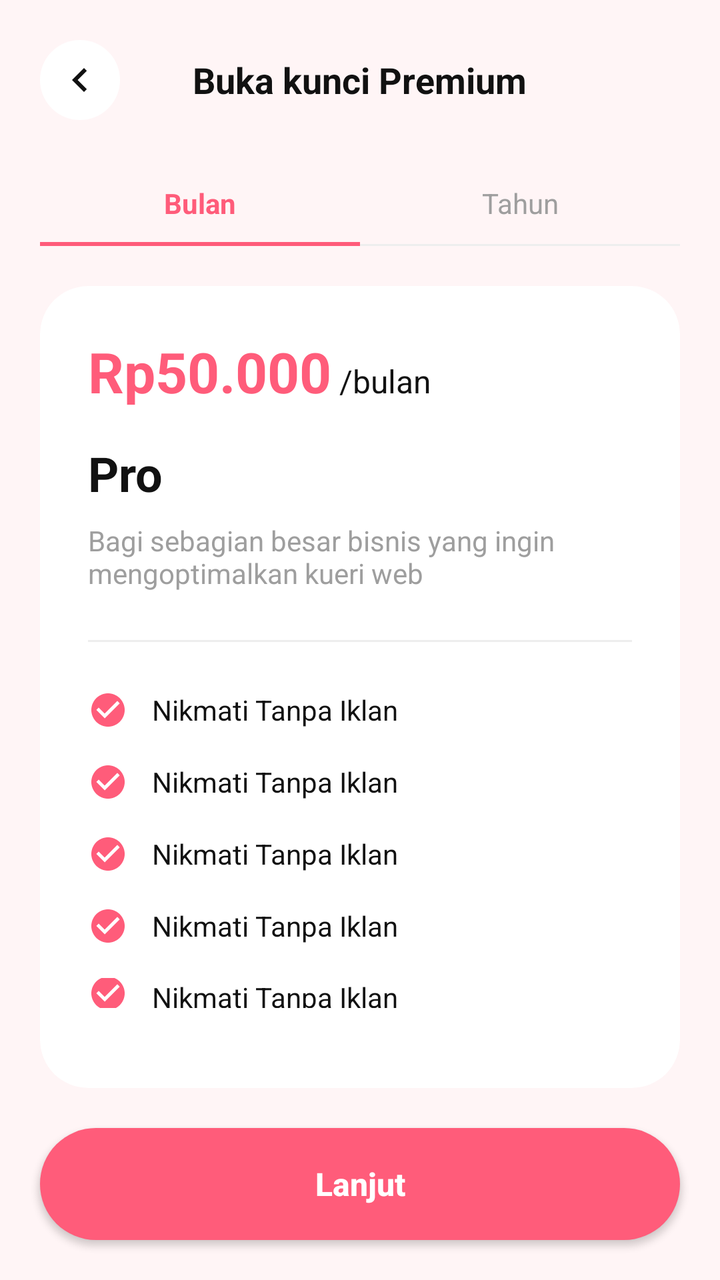
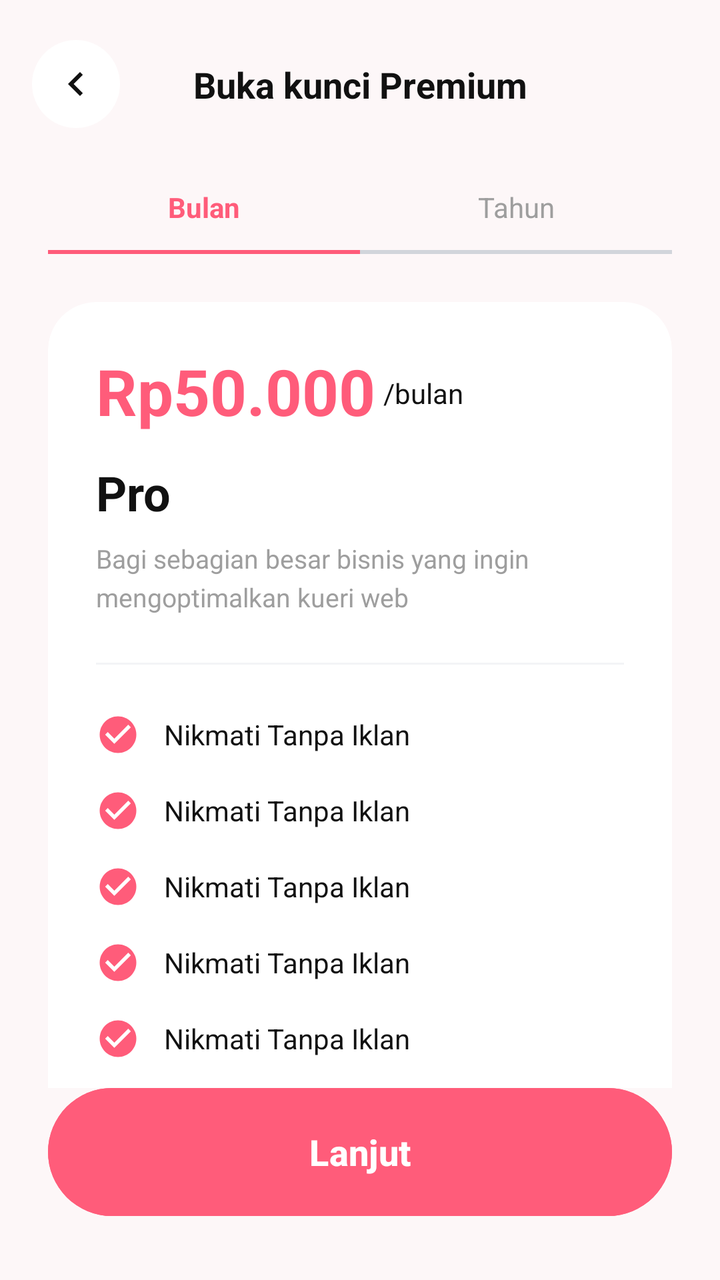

The first picture is an Android layout as it rendered before a commit; the second is the same layout after the commit. The layout source and the unified diff follow.
<!-- AndroidManifest.xml: application theme Theme.TrackerSiklusMenstruasi -->
<!-- res/layout/activity_unlock_premium.xml -->
<?xml version="1.0" encoding="utf-8"?>
<androidx.constraintlayout.widget.ConstraintLayout xmlns:android="http://schemas.android.com/apk/res/android"
    xmlns:app="http://schemas.android.com/apk/res-auto"
    android:layout_width="match_parent"
    android:layout_height="match_parent"
    android:background="@color/bg_light_pink">

    
    <RelativeLayout
        android:id="@+id/header"
        android:layout_width="match_parent"
        android:layout_height="wrap_content"
        android:padding="20dp"
        app:layout_constraintTop_toTopOf="parent">

        <ImageButton
            android:id="@+id/btnBack"
            android:layout_width="40dp"
            android:layout_height="40dp"
            android:background="@drawable/bg_circle_white"
            android:src="@drawable/ic_back"
            app:tint="@color/black" />

        <TextView
            android:layout_width="wrap_content"
            android:layout_height="wrap_content"
            android:layout_centerInParent="true"
            android:text="Buka kunci Premium"
            android:textColor="@color/black"
            android:textSize="18sp"
            android:textStyle="bold" />
    </RelativeLayout>

    
    <LinearLayout
        android:id="@+id/tabContainer"
        android:layout_width="match_parent"
        android:layout_height="wrap_content"
        android:layout_marginHorizontal="20dp"
        android:orientation="horizontal"
        app:layout_constraintTop_toBottomOf="@id/header">

        <TextView
            android:id="@+id/tabBulan"
            android:layout_width="0dp"
            android:layout_height="wrap_content"
            android:layout_weight="1"
            android:gravity="center"
            android:padding="12dp"
            android:text="Bulan"
            android:textColor="@color/pink_main"
            android:textStyle="bold"
            android:background="@drawable/bg_tab_selected" />

        <TextView
            android:id="@+id/tabTahun"
            android:layout_width="0dp"
            android:layout_height="wrap_content"
            android:layout_weight="1"
            android:gravity="center"
            android:padding="12dp"
            android:text="Tahun"
            android:textColor="@color/gray"
            android:background="@drawable/bg_tab_unselected" />
    </LinearLayout>

    
    <androidx.cardview.widget.CardView
        android:layout_width="match_parent"
        android:layout_height="0dp"
        android:layout_margin="20dp"
        app:cardCornerRadius="24dp"
        app:cardElevation="0dp"
        app:layout_constraintBottom_toTopOf="@id/btnLanjut"
        app:layout_constraintTop_toBottomOf="@id/tabContainer">

        <LinearLayout
            android:layout_width="match_parent"
            android:layout_height="wrap_content"
            android:orientation="vertical"
            android:padding="24dp">

            <LinearLayout
                android:layout_width="wrap_content"
                android:layout_height="wrap_content"
                android:gravity="bottom"
                android:orientation="horizontal">
                <TextView
                    android:id="@+id/tvPrice"
                    android:layout_width="wrap_content"
                    android:layout_height="wrap_content"
                    android:text="Rp50.000"
                    android:textColor="@color/pink_main"
                    android:textSize="28sp"
                    android:textStyle="bold" />
                <TextView
                    android:id="@+id/tvPriceSuffix"
                    android:layout_width="wrap_content"
                    android:layout_height="wrap_content"
                    android:layout_marginStart="4dp"
                    android:text="/bulan"
                    android:textColor="@color/black"
                    android:textSize="16sp" />
            </LinearLayout>

            <TextView
                android:layout_width="wrap_content"
                android:layout_height="wrap_content"
                android:layout_marginTop="16dp"
                android:text="Pro"
                android:textColor="@color/black"
                android:textSize="24sp"
                android:textStyle="bold" />

            <TextView
                android:layout_width="wrap_content"
                android:layout_height="wrap_content"
                android:layout_marginTop="8dp"
                android:text="Bagi sebagian besar bisnis yang ingin mengoptimalkan kueri web"
                android:textColor="@color/gray"
                android:textSize="14sp" />

            <View
                android:layout_width="match_parent"
                android:layout_height="1dp"
                android:layout_marginVertical="24dp"
                android:background="@color/stroke" />

            
            <include layout="@layout/item_feature" android:id="@+id/feature1" />
            <include layout="@layout/item_feature" android:id="@+id/feature2" />
            <include layout="@layout/item_feature" android:id="@+id/feature3" />
            <include layout="@layout/item_feature" android:id="@+id/feature4" />
            <include layout="@layout/item_feature" android:id="@+id/feature5" />
            <include layout="@layout/item_feature" android:id="@+id/feature6" />

        </LinearLayout>
    </androidx.cardview.widget.CardView>

    <android.widget.Button
        android:id="@+id/btnLanjut"
        android:layout_width="match_parent"
        android:layout_height="56dp"
        android:layout_margin="20dp"
        android:background="@drawable/bg_button_pink"
        android:text="Lanjut"
        android:textAllCaps="false"
        android:textColor="@color/white"
        android:textSize="16sp"
        android:textStyle="bold"
        app:layout_constraintBottom_toBottomOf="parent" />

</androidx.constraintlayout.widget.ConstraintLayout>
<!-- res/layout/item_feature.xml (included above) -->
<?xml version="1.0" encoding="utf-8"?>
<LinearLayout xmlns:android="http://schemas.android.com/apk/res/android"
    xmlns:app="http://schemas.android.com/apk/res-auto"
    android:layout_width="match_parent"
    android:layout_height="wrap_content"
    android:layout_marginBottom="16dp"
    android:gravity="center_vertical"
    android:orientation="horizontal">

    <ImageView
        android:id="@+id/ivCheck"
        android:layout_width="20dp"
        android:layout_height="20dp"
        android:src="@drawable/ic_success_circle"
        app:tint="@color/pink_main" />

    <TextView
        android:id="@+id/tvFeature"
        android:layout_width="wrap_content"
        android:layout_height="wrap_content"
        android:layout_marginStart="12dp"
        android:text="Nikmati Tanpa Iklan"
        android:textColor="@color/black"
        android:textSize="14sp" />

</LinearLayout>
<!-- resources referenced by this layout -->
<resources>
  <color name="bg_light_pink">#FFF5F6</color>
  <color name="black">#111111</color>
  <color name="gray">#9E9E9E</color>
  <color name="pink_main">#FF5C7A</color>
  <color name="stroke">#EEEEEE</color>
  <color name="white">#FFFFFF</color>
  <!-- drawable bg_button_pink (drawable) -->
  <?xml version="1.0" encoding="utf-8"?>
  <ripple xmlns:android="http://schemas.android.com/apk/res/android"
      android:color="#40FFFFFF">
      <item>
          <shape android:shape="rectangle">
              <solid android:color="@color/pink_main" />
              <corners android:radius="30dp" />
          </shape>
      </item>
  </ripple>
  <!-- drawable bg_circle_white (drawable) -->
  <?xml version="1.0" encoding="utf-8"?>
  <shape xmlns:android="http://schemas.android.com/apk/res/android"
      android:shape="oval">
      <solid android:color="@color/white" />
  </shape>
  <!-- drawable bg_tab_selected (drawable) -->
  <?xml version="1.0" encoding="utf-8"?>
  <layer-list xmlns:android="http://schemas.android.com/apk/res/android">
      <item android:bottom="0dp" android:left="-2dp" android:right="-2dp" android:top="-2dp">
          <shape android:shape="rectangle">
              <stroke android:width="2dp" android:color="@color/pink_main" />
          </shape>
      </item>
  </layer-list>
  <!-- drawable bg_tab_unselected (drawable) -->
  <?xml version="1.0" encoding="utf-8"?>
  <layer-list xmlns:android="http://schemas.android.com/apk/res/android">
      <item android:bottom="0dp" android:left="-2dp" android:right="-2dp" android:top="-2dp">
          <shape android:shape="rectangle">
              <stroke android:width="1dp" android:color="@color/stroke" />
          </shape>
      </item>
  </layer-list>
  <!-- drawable ic_back (drawable) -->
  <vector xmlns:android="http://schemas.android.com/apk/res/android"
      android:width="24dp"
      android:height="24dp"
      android:viewportWidth="24"
      android:viewportHeight="24">
    <path
        android:fillColor="#111111"
        android:pathData="M15.41,7.41L14,6l-6,6 6,6 1.41,-1.41L10.83,12z"/>
  </vector>
  <!-- drawable ic_success_circle (drawable) -->
  <vector xmlns:android="http://schemas.android.com/apk/res/android"
      android:width="24dp"
      android:height="24dp"
      android:viewportWidth="24"
      android:viewportHeight="24">
      <path
          android:fillColor="#000000"
          android:pathData="M12,2C6.48,2 2,6.48 2,12C2,17.52 6.48,22 12,22C17.52,22 22,17.52 22,12C22,6.48 17.52,2 12,2M10,17L5,12L6.41,10.59L10,14.17L17.59,6.58L19,8L10,17Z" />
  </vector>
  <style name="Theme.TrackerSiklusMenstruasi" parent="Base.Theme.TrackerSiklusMenstruasi">
          
          <item name="android:editTextColor">@color/pink_main</item>
          <item name="android:textColorPrimary">@color/pink_main</item>
      </style>
  <style name="Base.Theme.TrackerSiklusMenstruasi" parent="Theme.Material3.DayNight.NoActionBar">
          
          <item name="colorPrimary">@color/pink_main</item>
          <item name="colorControlNormal">@color/pink_main</item>
      </style>
</resources>

<!-- the commit's change to res/layout/activity_unlock_premium.xml (unified diff, before → after) -->
@@ -3,151 +3,250 @@
     xmlns:app="http://schemas.android.com/apk/res-auto"
     android:layout_width="match_parent"
     android:layout_height="match_parent"
-    android:background="@color/bg_light_pink">
+    android:background="#FDF7F8">
 
     
-    <RelativeLayout
+    <androidx.constraintlayout.widget.ConstraintLayout
         android:id="@+id/header"
         android:layout_width="match_parent"
         android:layout_height="wrap_content"
-        android:padding="20dp"
+        android:paddingHorizontal="16dp"
+        android:paddingTop="20dp"
+        android:paddingBottom="10dp"
         app:layout_constraintTop_toTopOf="parent">
 
         <ImageButton
             android:id="@+id/btnBack"
-            android:layout_width="40dp"
-            android:layout_height="40dp"
+            android:layout_width="44dp"
+            android:layout_height="44dp"
             android:background="@drawable/bg_circle_white"
+            android:padding="10dp"
             android:src="@drawable/ic_back"
+            app:layout_constraintStart_toStartOf="parent"
+            app:layout_constraintTop_toTopOf="parent"
             app:tint="@color/black" />
 
         <TextView
+            android:id="@+id/tvTitle"
             android:layout_width="wrap_content"
             android:layout_height="wrap_content"
-            android:layout_centerInParent="true"
             android:text="Buka kunci Premium"
             android:textColor="@color/black"
             android:textSize="18sp"
-            android:textStyle="bold" />
-    </RelativeLayout>
+            android:textStyle="bold"
+            app:layout_constraintBottom_toBottomOf="@id/btnBack"
+            app:layout_constraintEnd_toEndOf="parent"
+            app:layout_constraintStart_toStartOf="parent"
+            app:layout_constraintTop_toTopOf="@id/btnBack" />
+    </androidx.constraintlayout.widget.ConstraintLayout>
 
     
     <LinearLayout
         android:id="@+id/tabContainer"
         android:layout_width="match_parent"
         android:layout_height="wrap_content"
-        android:layout_marginHorizontal="20dp"
+        android:layout_marginHorizontal="24dp"
+        android:layout_marginTop="8dp"
         android:orientation="horizontal"
         app:layout_constraintTop_toBottomOf="@id/header">
 
-        <TextView
-            android:id="@+id/tabBulan"
+        <LinearLayout
             android:layout_width="0dp"
             android:layout_height="wrap_content"
             android:layout_weight="1"
-            android:gravity="center"
-            android:padding="12dp"
-            android:text="Bulan"
-            android:textColor="@color/pink_main"
-            android:textStyle="bold"
-            android:background="@drawable/bg_tab_selected" />
-
-        <TextView
-            android:id="@+id/tabTahun"
+            android:orientation="vertical">
+            <TextView
+                android:id="@+id/tabBulan"
+                android:layout_width="match_parent"
+                android:layout_height="wrap_content"
+                android:gravity="center"
+                android:padding="12dp"
+                android:text="Bulan"
+                android:textColor="@color/pink_main"
+                android:textSize="14sp"
+                android:textStyle="bold" />
+            <View
+                android:id="@+id/indicatorBulan"
+                android:layout_width="match_parent"
+                android:layout_height="2dp"
+                android:background="@color/pink_main" />
+        </LinearLayout>
+
+        <LinearLayout
             android:layout_width="0dp"
             android:layout_height="wrap_content"
             android:layout_weight="1"
-            android:gravity="center"
-            android:padding="12dp"
-            android:text="Tahun"
-            android:textColor="@color/gray"
-            android:background="@drawable/bg_tab_unselected" />
+            android:orientation="vertical">
+            <TextView
+                android:id="@+id/tabTahun"
+                android:layout_width="match_parent"
+                android:layout_height="wrap_content"
+                android:gravity="center"
+                android:padding="12dp"
+                android:text="Tahun"
+                android:textColor="@color/gray"
+                android:textSize="14sp" />
+            <View
+                android:id="@+id/indicatorTahun"
+                android:layout_width="match_parent"
+                android:layout_height="2dp"
+                android:background="#D1D5DB" />
+        </LinearLayout>
     </LinearLayout>
 
-    
-    <androidx.cardview.widget.CardView
+    <androidx.core.widget.NestedScrollView
         android:layout_width="match_parent"
         android:layout_height="0dp"
-        android:layout_margin="20dp"
-        app:cardCornerRadius="24dp"
-        app:cardElevation="0dp"
-        app:layout_constraintBottom_toTopOf="@id/btnLanjut"
-        app:layout_constraintTop_toBottomOf="@id/tabContainer">
+        app:layout_constraintTop_toBottomOf="@id/tabContainer"
+        app:layout_constraintBottom_toTopOf="@id/btnAction">
 
         <LinearLayout
             android:layout_width="match_parent"
             android:layout_height="wrap_content"
             android:orientation="vertical"
-            android:padding="24dp">
-
-            <LinearLayout
-                android:layout_width="wrap_content"
-                android:layout_height="wrap_content"
-                android:gravity="bottom"
-                android:orientation="horizontal">
-                <TextView
-                    android:id="@+id/tvPrice"
-                    android:layout_width="wrap_content"
+            android:paddingBottom="24dp">
+
+            
+            <androidx.cardview.widget.CardView
+                android:layout_width="match_parent"
+                android:layout_height="wrap_content"
+                android:layout_margin="24dp"
+                app:cardCornerRadius="24dp"
+                app:cardElevation="0dp"
+                app:cardBackgroundColor="@color/white">
+
+                <LinearLayout
+                    android:layout_width="match_parent"
                     android:layout_height="wrap_content"
-                    android:text="Rp50.000"
-                    android:textColor="@color/pink_main"
-                    android:textSize="28sp"
-                    android:textStyle="bold" />
-                <TextView
-                    android:id="@+id/tvPriceSuffix"
-                    android:layout_width="wrap_content"
-                    android:layout_height="wrap_content"
-                    android:layout_marginStart="4dp"
-                    android:text="/bulan"
-                    android:textColor="@color/black"
-                    android:textSize="16sp" />
-            </LinearLayout>
-
+                    android:orientation="vertical"
+                    android:padding="24dp">
+
+                    <RelativeLayout
+                        android:layout_width="match_parent"
+                        android:layout_height="wrap_content">
+
+                        <LinearLayout
+                            android:id="@+id/llPrice"
+                            android:layout_width="wrap_content"
+                            android:layout_height="wrap_content"
+                            android:gravity="bottom"
+                            android:orientation="horizontal">
+                            <TextView
+                                android:id="@+id/tvPrice"
+                                android:layout_width="wrap_content"
+                                android:layout_height="wrap_content"
+                                android:text="Rp50.000"
+                                android:textColor="@color/pink_main"
+                                android:textSize="32sp"
+                                android:textStyle="bold" />
+                            <TextView
+                                android:id="@+id/tvPriceSuffix"
+                                android:layout_width="wrap_content"
+                                android:layout_height="wrap_content"
+                                android:layout_marginStart="4dp"
+                                android:layout_marginBottom="6dp"
+                                android:text="/bulan"
+                                android:textColor="@color/black"
+                                android:textSize="14sp" />
+                        </LinearLayout>
+
+                        
+                        <TextView
+                            android:id="@+id/tvHematBadge"
+                            android:layout_width="wrap_content"
+                            android:layout_height="wrap_content"
+                            android:layout_alignParentEnd="true"
+                            android:layout_centerVertical="true"
+                            android:background="@drawable/bg_pill_pink_main"
+                            android:paddingHorizontal="12dp"
+                            android:paddingVertical="6dp"
+                            android:text="Hemat 12%"
+                            android:textColor="@color/white"
+                            android:textSize="11sp"
+                            android:textStyle="bold"
+                            android:visibility="gone" />
+                    </RelativeLayout>
+
+                    <TextView
+                        android:layout_width="wrap_content"
+                        android:layout_height="wrap_content"
+                        android:layout_marginTop="12dp"
+                        android:text="Pro"
+                        android:textColor="@color/black"
+                        android:textSize="24sp"
+                        android:textStyle="bold" />
+
+                    <TextView
+                        android:layout_width="wrap_content"
+                        android:layout_height="wrap_content"
+                        android:layout_marginTop="8dp"
+                        android:text="Bagi sebagian besar bisnis yang ingin mengoptimalkan kueri web"
+                        android:textColor="@color/gray"
+                        android:textSize="13sp"
+                        android:lineSpacingExtra="4dp" />
+
+                    <View
+                        android:layout_width="match_parent"
+                        android:layout_height="1dp"
+                        android:layout_marginVertical="24dp"
+                        android:background="#F3F4F6" />
+
+                    
+                    <include layout="@layout/item_feature" android:id="@+id/feat1" />
+                    <include layout="@layout/item_feature" android:id="@+id/feat2" />
+                    <include layout="@layout/item_feature" android:id="@+id/feat3" />
+                    <include layout="@layout/item_feature" android:id="@+id/feat4" />
+                    <include layout="@layout/item_feature" android:id="@+id/feat5" />
+                    <include layout="@layout/item_feature" android:id="@+id/feat6" />
+
+                    
+                    <TextView
+                        android:id="@+id/tvActivePackage"
+                        android:layout_width="match_parent"
+                        android:layout_height="wrap_content"
+                        android:layout_marginTop="24dp"
+                        android:background="#F9FAFB"
+                        android:gravity="center"
+                        android:paddingVertical="12dp"
+                        android:text="Paket Aktif Anda"
+                        android:textColor="@color/gray"
+                        android:textSize="14sp"
+                        android:visibility="gone" />
+
+                </LinearLayout>
+            </androidx.cardview.widget.CardView>
+
+            
             <TextView
-                android:layout_width="wrap_content"
-                android:layout_height="wrap_content"
-                android:layout_marginTop="16dp"
-                android:text="Pro"
-                android:textColor="@color/black"
-                android:textSize="24sp"
-                android:textStyle="bold" />
-
-            <TextView
-                android:layout_width="wrap_content"
-                android:layout_height="wrap_content"
+                android:id="@+id/tvExpiryInfo"
+                android:layout_width="match_parent"
+                android:layout_height="wrap_content"
+                android:layout_marginHorizontal="32dp"
                 android:layout_marginTop="8dp"
-                android:text="Bagi sebagian besar bisnis yang ingin mengoptimalkan kueri web"
+                android:gravity="center"
+                android:text="Langganan Anda akan berakhir pada 15 September 2025. Anda dapat memperbarui atau membatalkannya di sini."
                 android:textColor="@color/gray"
-                android:textSize="14sp" />
-
-            <View
-                android:layout_width="match_parent"
-                android:layout_height="1dp"
-                android:layout_marginVertical="24dp"
-                android:background="@color/stroke" />
-
-            
-            <include layout="@layout/item_feature" android:id="@+id/feature1" />
-            <include layout="@layout/item_feature" android:id="@+id/feature2" />
-            <include layout="@layout/item_feature" android:id="@+id/feature3" />
-            <include layout="@layout/item_feature" android:id="@+id/feature4" />
-            <include layout="@layout/item_feature" android:id="@+id/feature5" />
-            <include layout="@layout/item_feature" android:id="@+id/feature6" />
-
+                android:textSize="12sp"
+                android:lineSpacingExtra="4dp"
+                android:visibility="gone" />
         </LinearLayout>
-    </androidx.cardview.widget.CardView>
-
-    <android.widget.Button
-        android:id="@+id/btnLanjut"
-        android:layout_width="match_parent"
-        android:layout_height="56dp"
-        android:layout_margin="20dp"
-        android:background="@drawable/bg_button_pink"
+    </androidx.core.widget.NestedScrollView>
+
+    <com.google.android.material.button.MaterialButton
+        android:id="@+id/btnAction"
+        android:layout_width="match_parent"
+        android:layout_height="64dp"
+        android:layout_marginHorizontal="24dp"
+        android:layout_marginBottom="32dp"
+        android:backgroundTint="@color/pink_main"
+        android:insetTop="0dp"
+        android:insetBottom="0dp"
         android:text="Lanjut"
         android:textAllCaps="false"
         android:textColor="@color/white"
-        android:textSize="16sp"
+        android:textSize="18sp"
         android:textStyle="bold"
+        app:cornerRadius="32dp"
         app:layout_constraintBottom_toBottomOf="parent" />
 
 </androidx.constraintlayout.widget.ConstraintLayout>
@@ -163,10 +262,9 @@
 
     <ImageView
         android:id="@+id/ivCheck"
-        android:layout_width="20dp"
-        android:layout_height="20dp"
-        android:src="@drawable/ic_success_circle"
-        app:tint="@color/pink_main" />
+        android:layout_width="22dp"
+        android:layout_height="22dp"
+        android:src="@drawable/ic_check_pink_circle" />
 
     <TextView
         android:id="@+id/tvFeature"
<!-- resource entries referenced after the edit -->
@@ -1,46 +1,21 @@
 <!-- resources referenced by this layout -->
 <resources>
-  <color name="bg_light_pink">#FFF5F6</color>
   <color name="black">#111111</color>
   <color name="gray">#9E9E9E</color>
   <color name="pink_main">#FF5C7A</color>
-  <color name="stroke">#EEEEEE</color>
   <color name="white">#FFFFFF</color>
-  <!-- drawable bg_button_pink (drawable) -->
-  <?xml version="1.0" encoding="utf-8"?>
-  <ripple xmlns:android="http://schemas.android.com/apk/res/android"
-      android:color="#40FFFFFF">
-      <item>
-          <shape android:shape="rectangle">
-              <solid android:color="@color/pink_main" />
-              <corners android:radius="30dp" />
-          </shape>
-      </item>
-  </ripple>
   <!-- drawable bg_circle_white (drawable) -->
   <?xml version="1.0" encoding="utf-8"?>
   <shape xmlns:android="http://schemas.android.com/apk/res/android"
       android:shape="oval">
       <solid android:color="@color/white" />
   </shape>
-  <!-- drawable bg_tab_selected (drawable) -->
+  <!-- drawable bg_pill_pink_main (drawable) -->
   <?xml version="1.0" encoding="utf-8"?>
-  <layer-list xmlns:android="http://schemas.android.com/apk/res/android">
-      <item android:bottom="0dp" android:left="-2dp" android:right="-2dp" android:top="-2dp">
-          <shape android:shape="rectangle">
-              <stroke android:width="2dp" android:color="@color/pink_main" />
-          </shape>
-      </item>
-  </layer-list>
-  <!-- drawable bg_tab_unselected (drawable) -->
-  <?xml version="1.0" encoding="utf-8"?>
-  <layer-list xmlns:android="http://schemas.android.com/apk/res/android">
-      <item android:bottom="0dp" android:left="-2dp" android:right="-2dp" android:top="-2dp">
-          <shape android:shape="rectangle">
-              <stroke android:width="1dp" android:color="@color/stroke" />
-          </shape>
-      </item>
-  </layer-list>
+  <shape xmlns:android="http://schemas.android.com/apk/res/android">
+      <solid android:color="@color/pink_main" />
+      <corners android:radius="20dp" />
+  </shape>
   <!-- drawable ic_back (drawable) -->
   <vector xmlns:android="http://schemas.android.com/apk/res/android"
       android:width="24dp"
@@ -51,20 +26,28 @@
         android:fillColor="#111111"
         android:pathData="M15.41,7.41L14,6l-6,6 6,6 1.41,-1.41L10.83,12z"/>
   </vector>
-  <!-- drawable ic_success_circle (drawable) -->
+  <!-- drawable ic_check_pink_circle (drawable) -->
+  <?xml version="1.0" encoding="utf-8"?>
   <vector xmlns:android="http://schemas.android.com/apk/res/android"
       android:width="24dp"
       android:height="24dp"
       android:viewportWidth="24"
       android:viewportHeight="24">
       <path
-          android:fillColor="#000000"
-          android:pathData="M12,2C6.48,2 2,6.48 2,12C2,17.52 6.48,22 12,22C17.52,22 22,17.52 22,12C22,6.48 17.52,2 12,2M10,17L5,12L6.41,10.59L10,14.17L17.59,6.58L19,8L10,17Z" />
+          android:fillColor="@color/pink_main"
+          android:pathData="M12,2C6.48,2 2,6.48 2,12C2,17.52 6.48,22 12,22C17.52,22 22,17.52 22,12C22,6.48 17.52,2 12,2" />
+      <path
+          android:fillColor="#FFFFFF"
+          android:pathData="M10,17L5,12L6.41,10.59L10,14.17L17.59,6.58L19,8L10,17Z" />
   </vector>
   <style name="Theme.TrackerSiklusMenstruasi" parent="Base.Theme.TrackerSiklusMenstruasi">
           
           <item name="android:editTextColor">@color/pink_main</item>
           <item name="android:textColorPrimary">@color/pink_main</item>
+          <item name="android:navigationBarColor">@android:color/transparent</item>
+          <item name="android:windowTranslucentNavigation">true</item>
+          <item name="android:statusBarColor">@android:color/transparent</item>
+          <item name="android:windowLightStatusBar">true</item>
       </style>
   <style name="Base.Theme.TrackerSiklusMenstruasi" parent="Theme.Material3.DayNight.NoActionBar">
           
